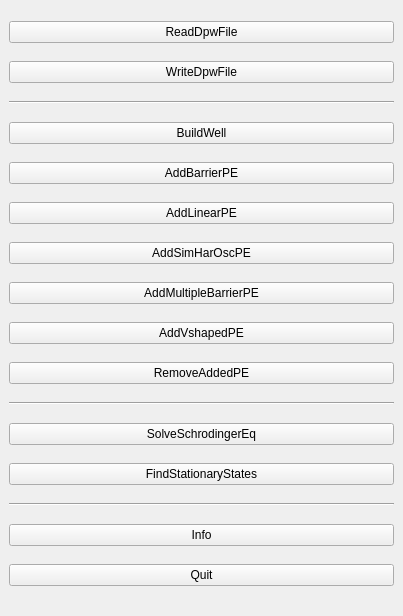
This is src/MainDockWidget.ui in dukecld/QuantumWell as Qt 5 draws it before an edit. The edited form follows.
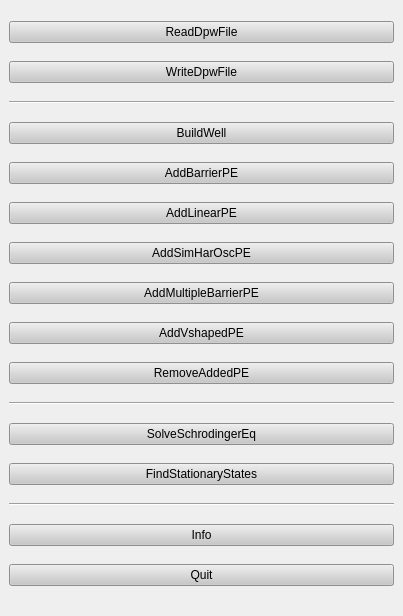
This is the edited form.

```diff
--- a/src/MainDockWidget.ui
+++ b/src/MainDockWidget.ui
@@ -10,6 +10,25 @@
     <height>616</height>
    </rect>
   </property>
+  <property name="styleSheet">
+   <string notr="true">
+QLineEdit, QTextEdit, QComboBox
+{
+	
+	
+	background-color: rgb(210, 210, 210);
+}
+QPushButton
+{
+	
+	background-color: rgb(200, 200, 200);
+}
+QLabel
+{
+
+}
+</string>
+  </property>
   <property name="windowTitle">
    <string>SteeringOptions</string>
   </property>
```
